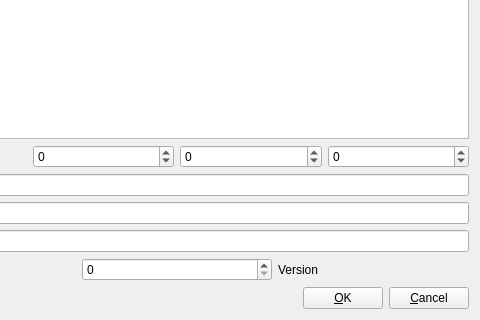
Qt form src/regionmodifyui.ui (DreamHelium/dhlrc) before a commit; both pictures show x 126 to 606 and y 145 to 465 of the 606 by 465 pixel window.
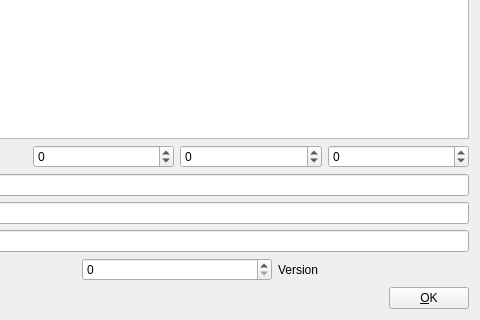
The same form after that commit.

```diff
--- a/src/regionmodifyui.ui
+++ b/src/regionmodifyui.ui
@@ -201,13 +201,6 @@
        </property>
       </widget>
      </item>
-     <item>
-      <widget class="QPushButton" name="pushButton_2">
-       <property name="text">
-        <string>&amp;Cancel</string>
-       </property>
-      </widget>
-     </item>
     </layout>
    </item>
   </layout>
```
